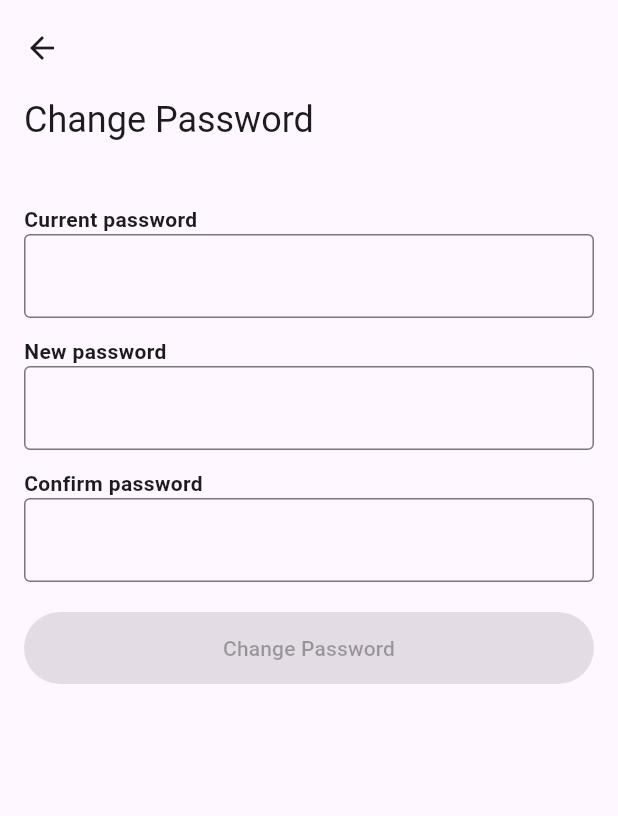
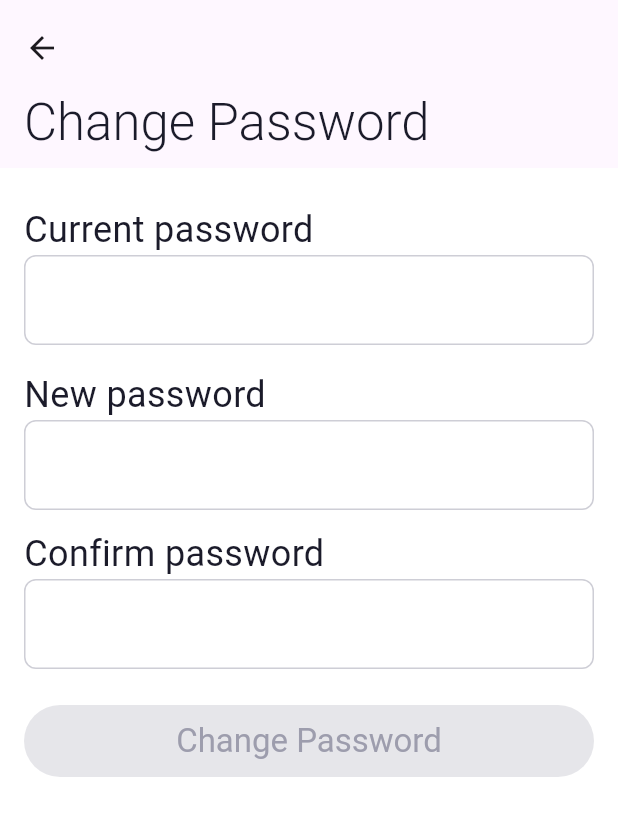
Before and after one commit to Centalki-team/centalki, a Flutter app: the ChangePasswordView screen opened directly, on a phone screen of 412 x 824 dp. Shown: the top 816 px of the screen. Run offline on Flutter 3.47's test engine with Material 2 defaults, Android fonts, the phone set to English and light mode, and no system bars; our stand-ins replace cached_network_image, dartz, dio, equatable, firebase_auth, firebase_core and 7 more; missing offline and left inert: alice, flutter_facebook_auth, sample_exception; accounts and stored records are empty; network calls fail; Roboto replaces fonts that are missing (Dongle); project files that could hold a hidden picture were left out.

Commit message:
Updated "Change Password" screen to match designs

```diff
--- a/lib/base/widgets/buttons/elevated_button.dart
+++ b/lib/base/widgets/buttons/elevated_button.dart
@@ -30,7 +30,8 @@ class _AppElevatedButtonState extends State<AppElevatedButton> {
               backgroundColor: AppColor.secondary,
               surfaceTintColor: AppColor.secondary,
               foregroundColor: AppColor.defaultFont,
-              disabledBackgroundColor: AppColor.container,
+              disabledBackgroundColor: AppColor.background,
+              disabledForegroundColor: AppColor.shadow,
               textStyle: const TextStyle(
                 fontFamily: 'Dongle',
                 fontSize: labelLargeSize,
--- a/lib/src/features/account/presentation/views/change_password/change_password_view.dart
+++ b/lib/src/features/account/presentation/views/change_password/change_password_view.dart
@@ -4,15 +4,26 @@ import 'package:flutter_bloc/flutter_bloc.dart';
 import '../../../../../../base/define/colors.dart';
 import '../../../../../../base/define/dimensions.dart';
 import '../../../../../../base/define/manager/loading_manager.dart';
+import '../../../../../../base/define/size.dart';
 import '../../../../../../base/define/text.dart';
+import '../../../../../../base/widgets/buttons/button.dart';
+import '../../../../../../base/widgets/text_fields/outlined_text_field.dart';
 import '../../blocs/change_password_bloc/change_password_bloc.dart';
 
-class ChangePasswordView extends StatelessWidget {
+class ChangePasswordView extends StatefulWidget {
   const ChangePasswordView({Key? key}) : super(key: key);
 
   @override
-  Widget build(BuildContext context) =>
-      BlocListener<ChangePasswordBloc, ChangePasswordState>(
+  State<ChangePasswordView> createState() => _ChangePasswordViewState();
+}
+
+class _ChangePasswordViewState extends State<ChangePasswordView> {
+  final _currentPasswordController = TextEditingController();
+  final _newPasswordController = TextEditingController();
+  final _confirmPasswordController = TextEditingController();
+
+  @override
+  Widget build(BuildContext context) => BlocListener<ChangePasswordBloc, ChangePasswordState>(
         listener: (context, state) async {
           if (state is ChangePasswordLoadingState) {
             LoadingManager.setLoading(context, loading: true);
@@ -38,8 +49,9 @@ class ChangePasswordView extends StatelessWidget {
                         ),
                         actions: [
                           TextButton(
-                              onPressed: () => Navigator.pop(context),
-                              child: const Text(TextDoc.txtOk)),
+                            onPressed: () => Navigator.pop(context),
+                            child: const Text(TextDoc.txtOk),
+                          ),
                         ],
                       ));
             } else if (state is ChangePasswordLoadDoneState) {
@@ -62,122 +74,105 @@ class ChangePasswordView extends StatelessWidget {
                         ),
                         actions: [
                           TextButton(
-                              onPressed: () => Navigator.pop(context),
-                              child: const Text(TextDoc.txtOk)),
+                            onPressed: () => Navigator.pop(context),
+                            child: const Text(TextDoc.txtOk),
+                          ),
                         ],
                       ));
             }
           }
         },
         child: Scaffold(
+          backgroundColor: AppColor.white,
           body: CustomScrollView(
             slivers: [
               SliverAppBar.medium(
-                title: const Text(TextDoc.txtChangePassword),
+                title: const Text(
+                  TextDoc.txtChangePassword,
+                  style: TextStyle(
+                    height: 1.0,
+                    fontSize: headlineSmallSize,
+                    fontWeight: headlineSmallWeight,
+                    color: AppColor.defaultFont,
+                  ),
+                ),
                 centerTitle: true,
               ),
               SliverList(
                 delegate: SliverChildBuilderDelegate(
                   childCount: 1,
                   (_, index) => Padding(
-                    padding: const EdgeInsets.symmetric(
-                        horizontal: screenAutoPadding16, vertical: 24.0),
+                    padding: const EdgeInsets.symmetric(horizontal: screenAutoPadding16, vertical: 24.0),
                     child: Column(
                       crossAxisAlignment: CrossAxisAlignment.start,
                       children: [
                         const Text(
                           TextDoc.txtCurrentPassword,
-                          style: TextStyle(fontWeight: FontWeight.bold),
+                          style: TextStyle(
+                            fontSize: titleMediumSize,
+                            fontWeight: titleMediumWeight,
+                            color: AppColor.defaultFont,
+                          ),
                         ),
                         BlocBuilder<ChangePasswordBloc, ChangePasswordState>(
-                          builder: (context, state) => TextField(
-                            onChanged: (value) => context
-                                .read<ChangePasswordBloc>()
-                                .add(ChangePasswordSendPasswordEvent(value)),
-                            decoration: InputDecoration(
-                              errorText:
-                                  state is ChangePasswordInvalidInputState
-                                      ? state.passwordError
-                                      : null,
-                              border: const OutlineInputBorder(),
-                              errorBorder: const OutlineInputBorder(
-                                borderSide: BorderSide(
-                                  color: AppColor.error,
+                          builder: (context, state) => AppOutlinedTextField(
+                            controller: _currentPasswordController,
+                            obscureText: true,
+                            errorText: state is ChangePasswordInvalidInputState ? state.passwordError : null,
+                            onChanged: (value) => context.read<ChangePasswordBloc>().add(
+                                  ChangePasswordSendPasswordEvent(value),
                                 ),
-                              ),
-                            ),
-                            obscureText: true,
                           ),
                         ),
-                        const SizedBox(
-                          height: spaceBetweenLine12,
-                        ),
+                        const SizedBox(height: spaceBetweenLine16),
                         const Text(
                           TextDoc.txtNewPassword,
-                          style: TextStyle(fontWeight: FontWeight.bold),
+                          style: TextStyle(
+                            fontSize: titleMediumSize,
+                            fontWeight: titleMediumWeight,
+                            color: AppColor.defaultFont,
+                          ),
                         ),
                         BlocBuilder<ChangePasswordBloc, ChangePasswordState>(
-                          builder: (context, state) => TextField(
-                            onChanged: (value) => context
-                                .read<ChangePasswordBloc>()
-                                .add(ChangePasswordSendNewPasswordEvent(value)),
-                            decoration: InputDecoration(
-                              errorText:
-                                  state is ChangePasswordInvalidInputState
-                                      ? state.newPasswordError
-                                      : null,
-                              border: const OutlineInputBorder(),
-                              errorBorder: const OutlineInputBorder(
-                                  borderSide: BorderSide(
-                                color: AppColor.error,
-                              )),
-                            ),
+                          builder: (context, state) => AppOutlinedTextField(
+                            controller: _newPasswordController,
                             obscureText: true,
+                            errorText: state is ChangePasswordInvalidInputState ? state.newPasswordError : null,
+                            onChanged: (value) => context.read<ChangePasswordBloc>().add(
+                                  ChangePasswordSendNewPasswordEvent(value),
+                                ),
                           ),
                         ),
-                        const SizedBox(
-                          height: spaceBetweenLine12,
-                        ),
+                        const SizedBox(height: spaceBetweenLine12),
                         const Text(
                           TextDoc.txtConfirmPassword,
-                          style: TextStyle(fontWeight: FontWeight.bold),
+                          style: TextStyle(
+                            fontSize: titleMediumSize,
+                            fontWeight: titleMediumWeight,
+                            color: AppColor.defaultFont,
+                          ),
                         ),
                         BlocBuilder<ChangePasswordBloc, ChangePasswordState>(
-                          builder: (context, state) => TextField(
-                            onChanged: (value) => context
-                                .read<ChangePasswordBloc>()
-                                .add(ChangePasswordSendConfirmPasswordEvent(
-                                    value)),
-                            decoration: InputDecoration(
-                              errorText:
-                                  state is ChangePasswordInvalidInputState
-                                      ? state.confirmPasswordError
-                                      : null,
-                              border: const OutlineInputBorder(),
-                              errorBorder: const OutlineInputBorder(
-                                  borderSide: BorderSide(
-                                color: AppColor.error,
-                              )),
-                            ),
+                          builder: (context, state) => AppOutlinedTextField(
+                            controller: _confirmPasswordController,
                             obscureText: true,
+                            errorText: state is ChangePasswordInvalidInputState ? state.confirmPasswordError : null,
+                            onChanged: (value) => context.read<ChangePasswordBloc>().add(
+                                  ChangePasswordSendConfirmPasswordEvent(value),
+                                ),
                           ),
                         ),
-                        const SizedBox(
-                          height: spaceBetweenLine20,
-                        ),
+                        const SizedBox(height: spaceBetweenLine24),
                         BlocBuilder<ChangePasswordBloc, ChangePasswordState>(
-                          builder: (context, state) => ElevatedButton(
-                              onPressed: state is ChangePasswordValidInputState
-                                  ? () => context
-                                      .read<ChangePasswordBloc>()
-                                      .add(const ChangePasswordChangeEvent())
-                                  : null,
-                              style: ElevatedButton.styleFrom(
-                                backgroundColor: AppColor.secondary,
-                                foregroundColor: Colors.white,
-                                minimumSize: const Size.fromHeight(48),
-                              ),
-                              child: const Text(TextDoc.txtChangePassword)),
+                          builder: (context, state) => AppElevatedButton(
+                            text: TextDoc.txtChangePassword,
+                            minimumSize: const Size.fromHeight(48),
+                            onPressed: state is ChangePasswordValidInputState
+                                ? () => context.read<ChangePasswordBloc>().add(
+                                      const ChangePasswordChangeEvent(),
+                                    )
+                                : null,
+                          ),
                         ),
                       ],
                     ),
--- a/lib/src/features/account/presentation/views/history/history_view.dart
+++ b/lib/src/features/account/presentation/views/history/history_view.dart
@@ -74,6 +74,7 @@ class _HistoryViewState extends State<HistoryView> {
         builder: (context, state) {
           if (state is HistoryLoadDoneState) {
             return Scaffold(
+              backgroundColor: AppColor.white,
               body: CustomScrollView(
                 controller: _scrollController,
                 slivers: [
@@ -81,6 +82,7 @@ class _HistoryViewState extends State<HistoryView> {
                     title: const Text(
                       TextDoc.txtHistory,
                       style: TextStyle(
+                        height: 1.0,
                         fontSize: headlineSmallSize,
                         fontWeight: headlineSmallWeight,
                         color: AppColor.defaultFont,
```
